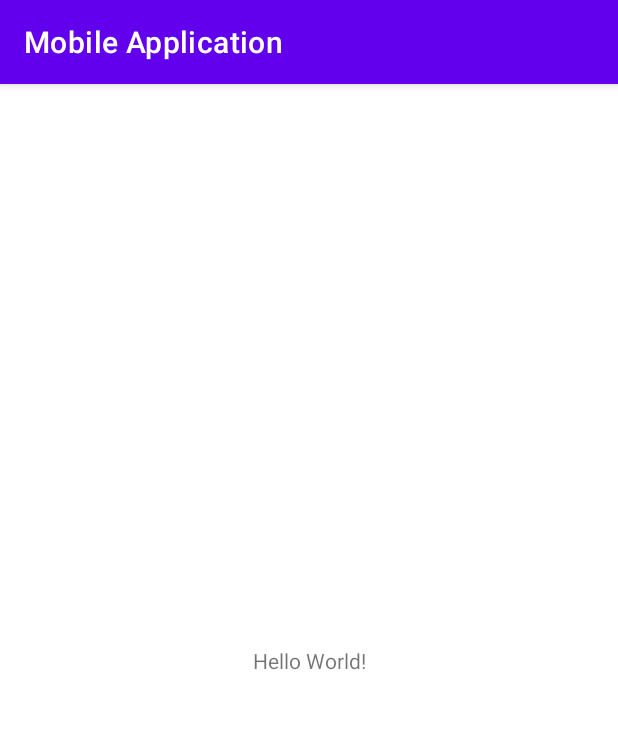
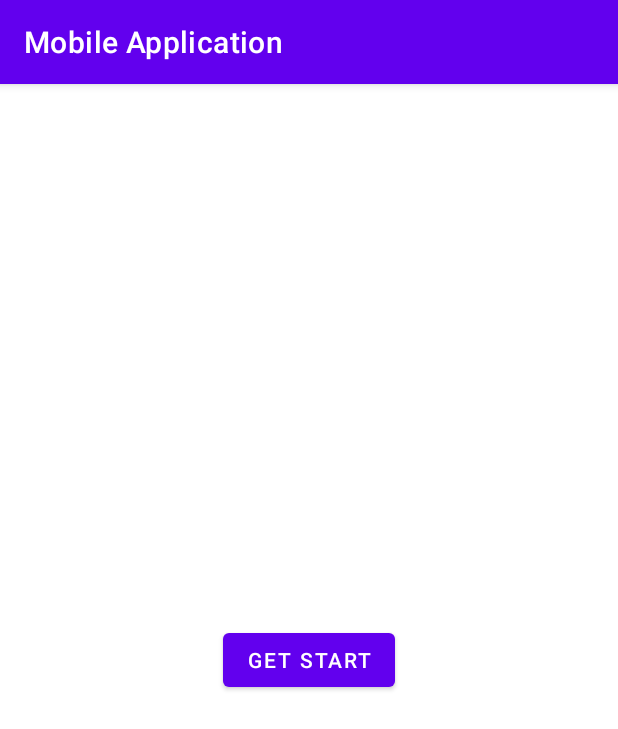
Before and after one commit to SahanPunchihewa/MAD-Project-Y2-S2, an Android app: the screen it shows after launch (MainActivity), on a phone screen of 412 x 824 dp. Shown: the top 729 px of the screen. Run offline under Robolectric (Android 15) with nearby library versions, the phone set to English and light mode, and no system bars.

Commit message:
Main activity page implement

```diff
--- a/app/src/main/java/com/example/mobileapplication/MainActivity.java
+++ b/app/src/main/java/com/example/mobileapplication/MainActivity.java
@@ -2,13 +2,27 @@ package com.example.mobileapplication;
 
 import androidx.appcompat.app.AppCompatActivity;
 
+import android.content.Intent;
 import android.os.Bundle;
+import android.view.View;
+import android.widget.Button;
 
 public class MainActivity extends AppCompatActivity {
+    public Button getStartbtn;
 
     @Override
     protected void onCreate(Bundle savedInstanceState) {
         super.onCreate(savedInstanceState);
         setContentView(R.layout.activity_main);
+
+        getStartbtn = findViewById(R.id.getStartbtn);
+        getStartbtn.setOnClickListener(new View.OnClickListener() {
+            @Override
+            public void onClick(View view) {
+                Intent intent = new Intent(MainActivity.this, LoginActivity.class);
+                startActivity(intent);
+            }
+        });
+
     }
 }
--- a/app/src/main/res/layout/activity_main.xml
+++ b/app/src/main/res/layout/activity_main.xml
@@ -6,13 +6,13 @@
     android:layout_height="match_parent"
     tools:context=".MainActivity">
 
-    <TextView
+    <Button
+        android:id="@+id/getStartbtn"
         android:layout_width="wrap_content"
         android:layout_height="wrap_content"
-        android:text="Hello World!"
+        android:text="@string/button"
         app:layout_constraintBottom_toBottomOf="parent"
-        app:layout_constraintLeft_toLeftOf="parent"
-        app:layout_constraintRight_toRightOf="parent"
+        app:layout_constraintEnd_toEndOf="parent"
+        app:layout_constraintStart_toStartOf="parent"
         app:layout_constraintTop_toTopOf="parent" />
-
 </androidx.constraintlayout.widget.ConstraintLayout>
--- a/app/src/main/res/values/strings.xml
+++ b/app/src/main/res/values/strings.xml
@@ -1,3 +1,4 @@
 <resources>
     <string name="app_name">Mobile Application</string>
+    <string name="button">Get Start</string>
 </resources>
--- a/build.gradle
+++ b/build.gradle
@@ -1,7 +1,7 @@
 // Top-level build file where you can add configuration options common to all sub-projects/modules.
 plugins {
-    id 'com.android.application' version '7.1.0' apply false
-    id 'com.android.library' version '7.1.0' apply false
+    id 'com.android.application' version '7.1.2' apply false
+    id 'com.android.library' version '7.1.2' apply false
 }
 
 task clean(type: Delete) {
```
Also changed, not shown: app/src/main/AndroidManifest.xml (+6 -3 lines), app/src/main/java/com/example/mobileapplication/LoginActivity.java (added, +14 -0 lines), app/src/main/res/layout/activity_login.xml (added, +9 -0 lines).
